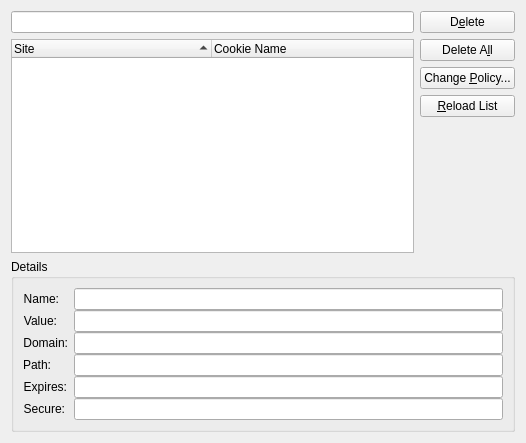
Old version of the form konqueror/settings/kio/kcookiesmanagementdlg.ui in the repository KDE/konqueror.
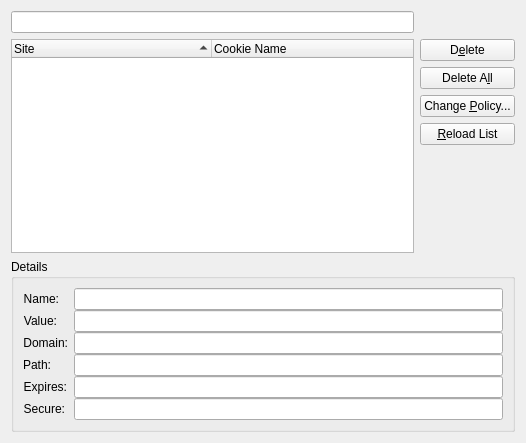
New version of the form. Custom widgets are drawn as their Qt base class.

Commit message: Fixed general dialog layout

```diff
--- a/konqueror/settings/kio/kcookiesmanagementdlg.ui
+++ b/konqueror/settings/kio/kcookiesmanagementdlg.ui
@@ -10,12 +10,8 @@
     <height>443</height>
    </rect>
   </property>
-  <layout class="QVBoxLayout" name="verticalLayout_3">
-   <item>
-    <layout class="QHBoxLayout" name="horizontalLayout">
-     <item>
-      <layout class="QVBoxLayout" name="verticalLayout_2">
-       <item>
+  <layout class="QGridLayout" name="gridLayout">
+   <item row="0" column="0">
         <widget class="KTreeWidgetSearchLine" name="kListViewSearchLine">
          <property name="enabled">
           <bool>true</bool>
@@ -25,7 +21,7 @@
          </property>
         </widget>
        </item>
-       <item>
+   <item row="1" column="0" rowspan="5">
         <widget class="QTreeWidget" name="lvCookies">
          <property name="toolTip">
           <string>Search interactively for domains and hosts</string>
@@ -60,56 +56,48 @@
          </column>
         </widget>
        </item>
-      </layout>
-     </item>
-     <item>
-      <layout class="QVBoxLayout" name="verticalLayout">
-       <item>
+   <item row="1" column="1">
         <widget class="QPushButton" name="pbDelete">
          <property name="text">
           <string>D&amp;elete</string>
          </property>
         </widget>
        </item>
-       <item>
+   <item row="2" column="1">
         <widget class="QPushButton" name="pbDeleteAll">
          <property name="text">
           <string>Delete A&amp;ll</string>
          </property>
         </widget>
        </item>
-       <item>
+   <item row="3" column="1">
         <widget class="QPushButton" name="pbPolicy">
          <property name="text">
           <string>Change &amp;Policy...</string>
          </property>
         </widget>
        </item>
-       <item>
+   <item row="4" column="1">
         <widget class="QPushButton" name="pbReload">
          <property name="text">
           <string>&amp;Reload List</string>
          </property>
         </widget>
        </item>
-       <item>
+   <item row="5" column="1">
         <spacer name="verticalSpacer">
          <property name="orientation">
           <enum>Qt::Vertical</enum>
          </property>
          <property name="sizeHint" stdset="0">
           <size>
-           <width>20</width>
-           <height>40</height>
+       <width>18</width>
+       <height>114</height>
           </size>
          </property>
         </spacer>
        </item>
-      </layout>
-     </item>
-    </layout>
-   </item>
-   <item>
+   <item row="6" column="0" colspan="2">
     <widget class="QGroupBox" name="gbDetails">
      <property name="title">
       <string>Details</string>
```
Lines whose indentation alone changed are shown as unchanged.
